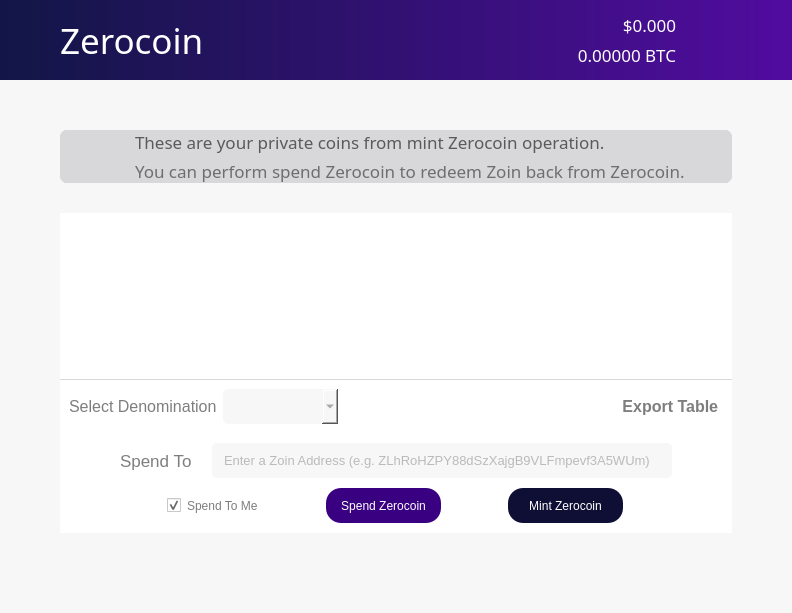
noirofficial/noir, file src/qt/forms/zerocoinpage.ui: the form before one commit.
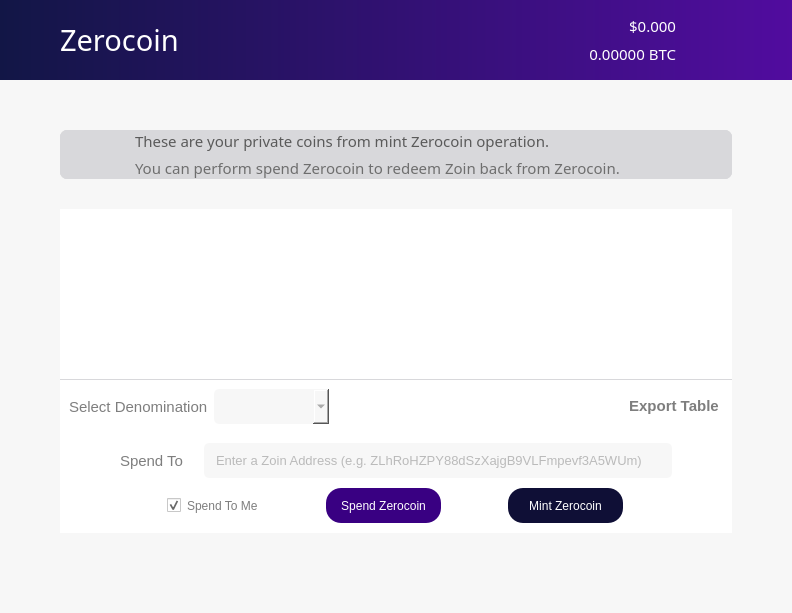
The form after the commit. Icons and pictures are not drawn.

Diff of the .ui file:
```diff
--- a/src/qt/forms/zerocoinpage.ui
+++ b/src/qt/forms/zerocoinpage.ui
@@ -416,7 +416,7 @@
               <property name="font">
                <font>
                 <family>ZoinLight</family>
-                <pointsize>26</pointsize>
+                <pointsize>22</pointsize>
                </font>
               </property>
               <property name="autoFillBackground">
@@ -441,7 +441,7 @@
                 <property name="font">
                  <font>
                   <family>ZoinMedium</family>
-                  <pointsize>13</pointsize>
+                  <pointsize>11</pointsize>
                   <weight>50</weight>
                   <bold>false</bold>
                  </font>
@@ -463,7 +463,7 @@
                 <property name="font">
                  <font>
                   <family>ZoinLight</family>
-                  <pointsize>13</pointsize>
+                  <pointsize>11</pointsize>
                  </font>
                 </property>
                 <property name="styleSheet">
@@ -831,7 +831,7 @@
                  <property name="font">
                   <font>
                    <family>ZoinMedium</family>
-                   <pointsize>13</pointsize>
+                   <pointsize>11</pointsize>
                    <weight>50</weight>
                    <bold>false</bold>
                   </font>
@@ -870,7 +870,7 @@
                  <property name="font">
                   <font>
                    <family>ZoinLight</family>
-                   <pointsize>13</pointsize>
+                   <pointsize>11</pointsize>
                    <weight>50</weight>
                    <bold>false</bold>
                   </font>
@@ -1197,7 +1197,7 @@
                  <widget class="QLabel" name="denomination">
                   <property name="font">
                    <font>
-                    <pointsize>12</pointsize>
+                    <pointsize>11</pointsize>
                    </font>
                   </property>
                   <property name="styleSheet">
@@ -1258,7 +1258,7 @@
                  <widget class="QPushButton" name="exportButton_2">
                   <property name="font">
                    <font>
-                    <pointsize>12</pointsize>
+                    <pointsize>11</pointsize>
                     <weight>75</weight>
                     <bold>true</bold>
                    </font>
@@ -1346,7 +1346,7 @@
                     </property>
                     <property name="font">
                      <font>
-                      <pointsize>13</pointsize>
+                      <pointsize>11</pointsize>
                      </font>
                     </property>
                     <property name="styleSheet">
```
